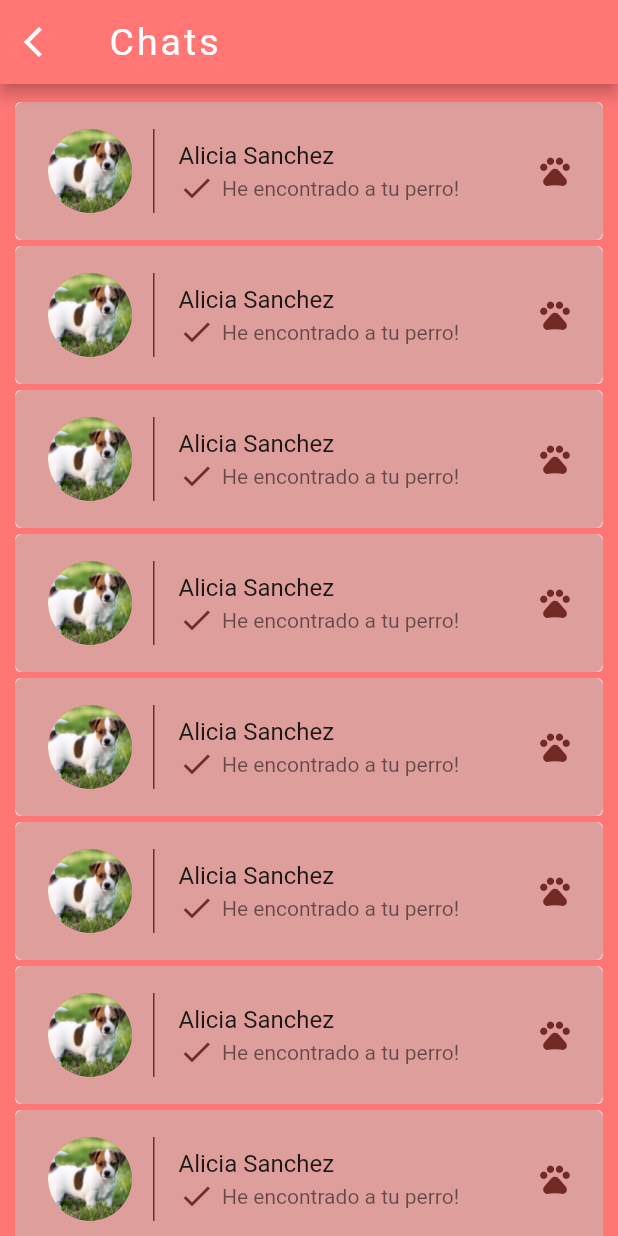
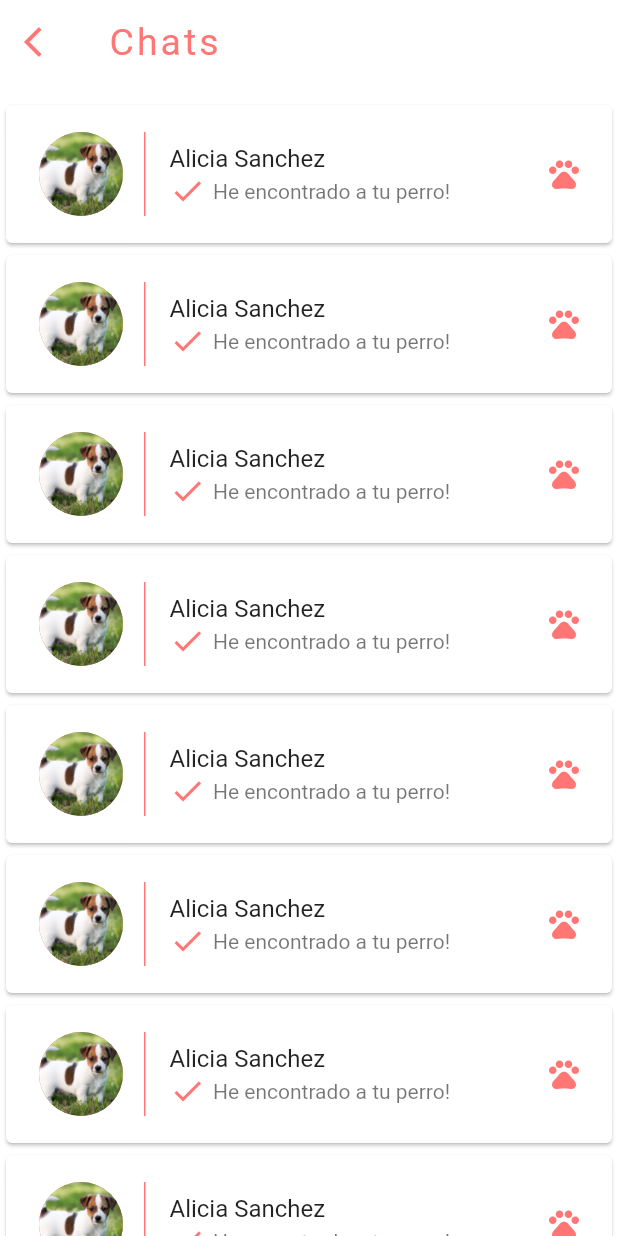
Before and after one commit to raulmabe/missing, a Flutter app: the screen it shows after launch, item 4 of the bottom bar chosen, after a tap on the "chat" icon, on a phone screen of 412 x 824 dp. Run offline on Flutter 3.47's test engine with Material 2 defaults, Android fonts, the phone set to English and light mode, and no system bars; our stand-ins replace font_awesome_flutter; Roboto replaces fonts that are missing (Montserrat).

Commit message:
now the app is white

```diff
--- a/lib/themeData.dart
+++ b/lib/themeData.dart
@@ -4,19 +4,19 @@ class MyTheme extends InheritedWidget{
 
   // My Colors
   final kPrimaryColor = const Color(0xffff7675);
-  final kPrimaryLight = const Color(0xffFF9898);  //const Color(0xFFffcdd2);
+  final kPrimaryLight = Colors.red[100];  //const Color(0xFFffcdd2);
   final kPrimaryDark = const Color(0xFFCC6866);
   final kSecondaryColor = const Color(0xFFFFEBEE);
-  final kSecondaryLight = const Color(0xFF88ffff);
+  final kSecondaryLight = Colors.redAccent[100];
   final kSecondaryDark = const Color(0xFF009faf);
 
   final kSplashColor = const Color(0xFFFFDDDC);
 
-  final kChatsCards = const Color(0xFFDE9E9C);
-  final kMyMessageColor = const Color(0xffD47E7D);
+  final kChatsCards = const Color(0xFFFFFFFF);
+  final kMyMessageColor = const Color(0xffff7675);
   final kNotMyMessageColor = ThemeData.light().cardColor;
 
-  final kUploadCard = const Color(0xffDF6766);
+  final kUploadCard = Colors.grey[50];//Colors.redAccent[100];
 
   final kIconsLight = Colors.white;
   final kIconsDark = const Color(0xff732A26);
--- a/lib/ui/pages/chat.dart
+++ b/lib/ui/pages/chat.dart
@@ -63,13 +63,15 @@ class _ChatState extends State<Chat> with TickerProviderStateMixin{
   Widget build(BuildContext context) {
     return Scaffold(
       appBar: AppBar(
+        elevation: 1.0,
+        backgroundColor: Colors.white,
         title: Row(
           mainAxisAlignment: MainAxisAlignment.spaceBetween,
           children: <Widget>[
             Text(
               Utils.getFirstWord(name),
               style: TextStyle(
-                color: Colors.white,
+                color: Theme.of(context).primaryColor,
                 fontSize: 25.0,
                 fontWeight: FontWeight.w400,
                 letterSpacing: 2.0
@@ -79,7 +81,7 @@ class _ChatState extends State<Chat> with TickerProviderStateMixin{
               decoration: BoxDecoration(
                 shape: BoxShape.circle,
                 border: Border.all(
-                  color: Colors.white,
+                  color: Theme.of(context).primaryColor,
                   width: 2.0
                   )
               ),
@@ -91,11 +93,11 @@ class _ChatState extends State<Chat> with TickerProviderStateMixin{
         ),
         leading: IconButton(
           icon: Icon(Icons.arrow_back_ios),
-          color: Colors.white,
+          color: Theme.of(context).primaryColor,
           onPressed: () => Navigator.pop(context),
         ),
       ),
-      backgroundColor: Theme.of(context).primaryColorDark,
+      backgroundColor: Colors.white,
       body: Stack(
         children: <Widget>[
           Column(
@@ -119,7 +121,7 @@ class _ChatState extends State<Chat> with TickerProviderStateMixin{
                 padding: const EdgeInsets.symmetric(vertical: 6.0, horizontal: 10.0 ),
                 child: Material(
                   borderRadius: BorderRadius.circular(50.0),
-                  color: Theme.of(context).primaryColorLight,
+                  color: Theme.of(context).primaryColor,
                   elevation: 2.0,
                   child: Padding(
                     padding: EdgeInsets.symmetric(vertical: 7.0, horizontal: 20.0),
--- a/lib/ui/pages/chatsPage.dart
+++ b/lib/ui/pages/chatsPage.dart
@@ -14,10 +14,12 @@ class ChatsPage extends StatelessWidget {
   Widget build(BuildContext context) {
     return Scaffold(
       appBar: AppBar(
+        elevation: 0.0,
+        backgroundColor: Colors.white,
         title: Text(
           "Chats",
           style: TextStyle(
-            color: Colors.white,
+            color: Theme.of(context).primaryColor,
             fontSize: 25.0,
             fontWeight: FontWeight.w400,
             letterSpacing: 2.0
@@ -25,11 +27,11 @@ class ChatsPage extends StatelessWidget {
         ),
         leading: IconButton(
           icon: Icon(Icons.arrow_back_ios),
-          color: Colors.white,
+          color: Theme.of(context).primaryColor,
           onPressed: () => Navigator.pop(context),
         ),
       ),
-      backgroundColor: Theme.of(context).primaryColor,
+      backgroundColor: Colors.white,
       body: Container(
         padding: EdgeInsets.only(top: 10.0),
         child: ListView.builder(
@@ -58,8 +60,7 @@ class ChatItem extends StatelessWidget {
   @override
   Widget build(BuildContext context) {
     return Card(
-      elevation: 0.0,
-      margin: EdgeInsets.symmetric(horizontal: 10.0, vertical: 2.0),
+      elevation: 1.0,
       child: Material(
         borderRadius: BorderRadius.circular(5.0),
         color: MyTheme.of(context).kChatsCards,
@@ -78,7 +79,7 @@ class ChatItem extends StatelessWidget {
               padding: EdgeInsets.only(right: 12.0),
               decoration: BoxDecoration(
                 border: Border(
-                  right: BorderSide(width: 1.0, color: MyTheme.of(context).kIconsDark)
+                  right: BorderSide(width: 1.0, color: MyTheme.of(context).kPrimaryColor)
                 )
               ),
               child: CircleAvatar(
@@ -91,7 +92,7 @@ class ChatItem extends StatelessWidget {
             ),
             subtitle: Row(
               children: <Widget>[
-                Icon(Icons.done, color: MyTheme.of(context).kIconsDark),
+                Icon(Icons.done, color: MyTheme.of(context).kPrimaryColor),
                 SizedBox(width: 5.0,),
                 Text(
                   lastMessage
@@ -103,7 +104,7 @@ class ChatItem extends StatelessWidget {
                 switch(type){
                   case Type.PETS: return Icon(
                       Icons.pets,
-                      color: MyTheme.of(context).kIconsDark,
+                      color: MyTheme.of(context).kPrimaryColor,
                     );
                   case Type.PEOPLE: return Icon(
                       Icons.face,
--- a/lib/ui/pages/homePage.dart
+++ b/lib/ui/pages/homePage.dart
@@ -3,6 +3,7 @@ import './body.dart';
 import './profileBody.dart';
 import 'package:font_awesome_flutter/font_awesome_flutter.dart';
 import '../widgets/searchBar.dart';
+import '../../themeData.dart';
 
 class HomePage extends StatefulWidget {
   @override
@@ -63,11 +64,13 @@ class _HomePageState extends State<HomePage> with SingleTickerProviderStateMixin
         ],
       ),
       bottomNavigationBar: Container(
-        color: Theme.of(context).primaryColor,
+        color: Colors.white,
         child: SafeArea(
           child: TabBar(
+            labelColor: Theme.of(context).primaryColor,
+            unselectedLabelColor: Theme.of(context).primaryColorLight,
             controller: _tabController,
-            indicatorColor: Theme.of(context).primaryColor,
+            indicatorColor: Colors.white,
             tabs: <Widget>[
               Tab(
                 text: "People",
--- a/lib/ui/pages/missingDetails.dart
+++ b/lib/ui/pages/missingDetails.dart
@@ -181,7 +181,7 @@ class MissingDetails extends StatelessWidget {
       backgroundColor: Theme.of(context).primaryColor,
 
       bottomNavigationBar: BottomAppBar(
-        color: Theme.of(context).primaryColorLight,
+        color: Colors.white,
         child: SafeArea(
           child: InkWell(
             onTap: () {
@@ -201,7 +201,7 @@ class MissingDetails extends StatelessWidget {
                     "Chat",
                     style: TextStyle(
                       fontSize: 25.0,
-                      color: Colors.white
+                      color: Theme.of(context).primaryColor
                     )
                   )
                 ],
--- a/lib/ui/pages/profileBody.dart
+++ b/lib/ui/pages/profileBody.dart
@@ -5,6 +5,7 @@ import 'package:flutter_staggered_grid_view/flutter_staggered_grid_view.dart';
 import 'dart:math';
 import '../widgets/uploadCard.dart';
 import './chatsPage.dart';
+import '../../themeData.dart';
 
 class ProfileBody extends StatefulWidget {
   @override
@@ -44,15 +45,16 @@ class _ProfileBodyState extends State<ProfileBody> {
   @override
   Widget build(BuildContext context) {
     return Container(
-      decoration: BoxDecoration(
+      /* decoration: BoxDecoration(
         gradient: LinearGradient(
           end: Alignment.topLeft,
           colors: [
             Theme.of(context).primaryColor,
-            Theme.of(context).primaryColorLight
+            MyTheme.of(context).kSecondaryLight
           ]
         )
-      ),
+      ), */
+      color: Colors.white,
       child: SafeArea(
         child: Material(
           color: Colors.transparent,
@@ -77,7 +79,7 @@ class _ProfileBodyState extends State<ProfileBody> {
                     splashColor: Theme.of(context).splashColor,
                     icon: Icon(
                       Icons.chat,
-                      color: Colors.white,
+                      color: Theme.of(context).primaryColor,
                       size: 30,
                       ),
                     ),
@@ -86,7 +88,7 @@ class _ProfileBodyState extends State<ProfileBody> {
                     splashColor: Theme.of(context).splashColor,
                     icon: Icon(
                       Icons.settings,
-                      color: Colors.white,
+                      color: Theme.of(context).primaryColor,
                       size: 30,
                       ),
                     ),
@@ -100,7 +102,7 @@ class _ProfileBodyState extends State<ProfileBody> {
                       decoration: BoxDecoration(
                         shape: BoxShape.circle,
                         border: Border.all(
-                          color: Colors.white,
+                          color: Theme.of(context).primaryColor,
                           width: 3.0
                           )
                       ),
@@ -121,7 +123,7 @@ class _ProfileBodyState extends State<ProfileBody> {
                 ),
                 getInfo(),
                 Divider(
-                  color: Colors.white,
+                  color: Theme.of(context).primaryColor,
                 ),
                 Expanded(
                   child: StaggeredGridView.count(
@@ -153,7 +155,7 @@ class _ProfileBodyState extends State<ProfileBody> {
           "$number",
           style: TextStyle(
             fontSize: 25.0,
-            color: Colors.grey[50]
+            color: Theme.of(context).primaryColor
           )
           ),
         Text(
@@ -161,7 +163,7 @@ class _ProfileBodyState extends State<ProfileBody> {
           style: TextStyle(
             fontWeight: FontWeight.bold,
             fontSize: 20.0,
-            color: Colors.grey[50]
+            color: Theme.of(context).primaryColor
           )
         )
       ],
@@ -186,7 +188,7 @@ class _ProfileBodyState extends State<ProfileBody> {
                   "Raul Mateo Beneyto",
                   style: TextStyle(
                     fontSize: 18.0,
-                    color: Colors.white,
+                    color: Theme.of(context).primaryColor,
                     fontWeight: FontWeight.bold
                   ),
                   ),
@@ -201,7 +203,7 @@ class _ProfileBodyState extends State<ProfileBody> {
               Icon(
                 FontAwesomeIcons.mapMarkerAlt,
                 size: 20.0,
-                color: Colors.white,
+                color: Theme.of(context).primaryColor,
                 ),
               Padding(
                 padding: EdgeInsets.only(left: 5.0),
@@ -209,7 +211,7 @@ class _ProfileBodyState extends State<ProfileBody> {
                   "Premià de mar, Barcelona",
                   style: TextStyle(
                     fontSize: 18.0,
-                    color: Colors.white
+                    color: Theme.of(context).primaryColor
                   ),
                   ),
               )
```
Also changed, not shown: 5 other files.
